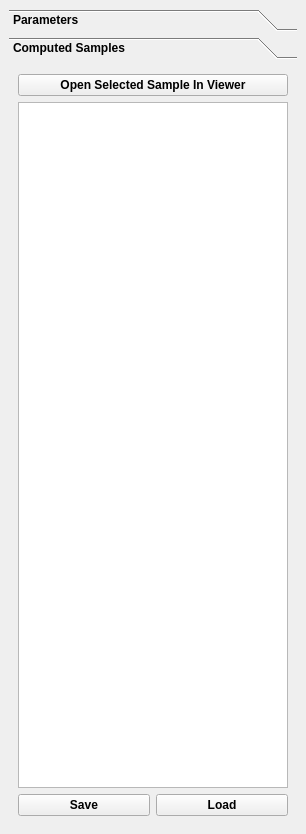
Before: the Qt Designer form mesmerize/plotting/widgets/neural_decompose/controls.ui in kushalkolar/MESmerize, drawn with Qt 5.
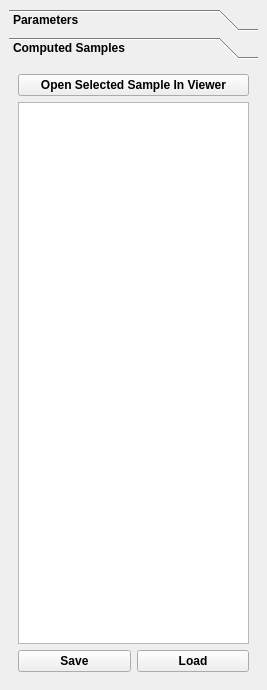
After: the same form once the commit is applied. The open tabs and pages were chosen to show the change. Custom widgets are drawn as their Qt base class.

Commit message: neural decompose plotting widget basically works, need to test with viewer

What changed in the file:
```diff
--- a/mesmerize/plotting/widgets/neural_decompose/controls.ui
+++ b/mesmerize/plotting/widgets/neural_decompose/controls.ui
@@ -6,10 +6,16 @@
    <rect>
     <x>0</x>
     <y>0</y>
-    <width>306</width>
-    <height>834</height>
+    <width>267</width>
+    <height>690</height>
    </rect>
   </property>
+  <property name="minimumSize">
+   <size>
+    <width>96</width>
+    <height>690</height>
+   </size>
+  </property>
   <property name="font">
    <font>
     <weight>50</weight>
@@ -185,8 +191,8 @@
         <rect>
          <x>0</x>
          <y>0</y>
-         <width>290</width>
-         <height>722</height>
+         <width>251</width>
+         <height>578</height>
         </rect>
        </property>
        <attribute name="label">
@@ -201,7 +207,14 @@
          </widget>
         </item>
         <item>
-         <widget class="QListWidget" name="listWidgetComputedSamples"/>
+         <widget class="QListWidget" name="listWidgetComputedSamples">
+          <property name="font">
+           <font>
+            <weight>50</weight>
+            <bold>false</bold>
+           </font>
+          </property>
+         </widget>
         </item>
         <item>
          <layout class="QHBoxLayout" name="horizontalLayout_3">
```
Left out of the diff: 11 changed lines with no effect on the pictures. The commit also changes 4 other files.
